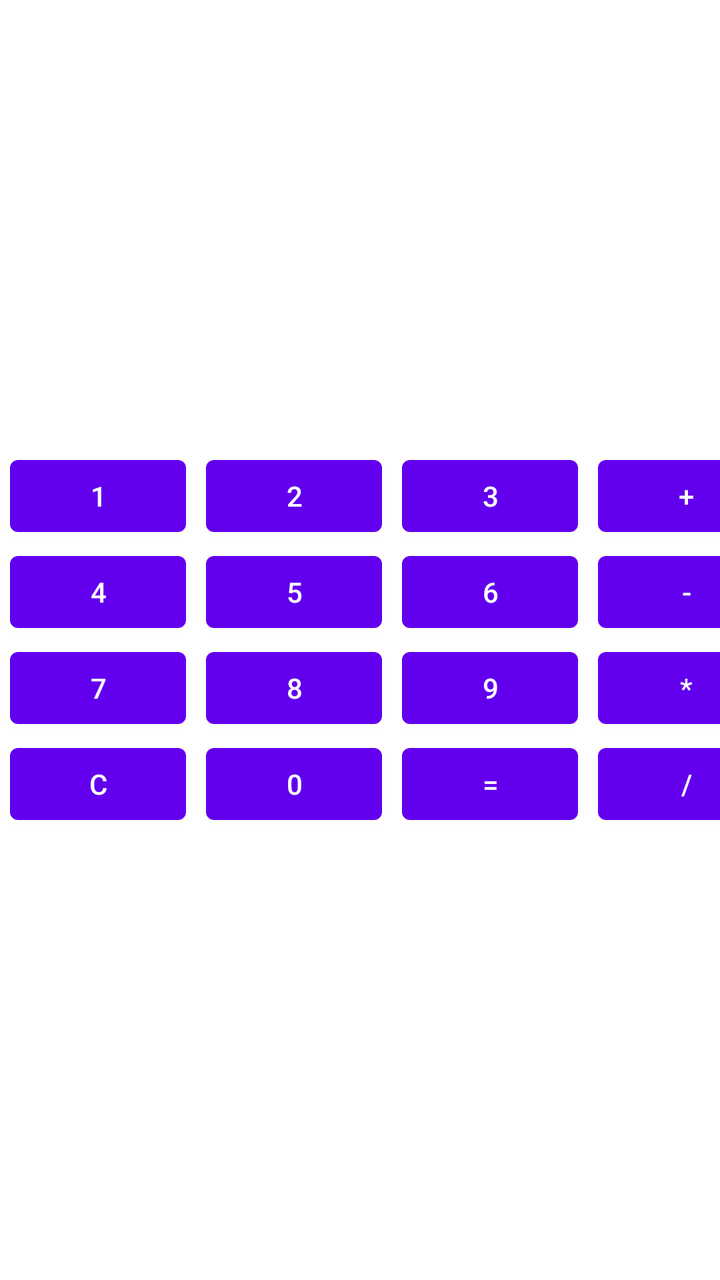
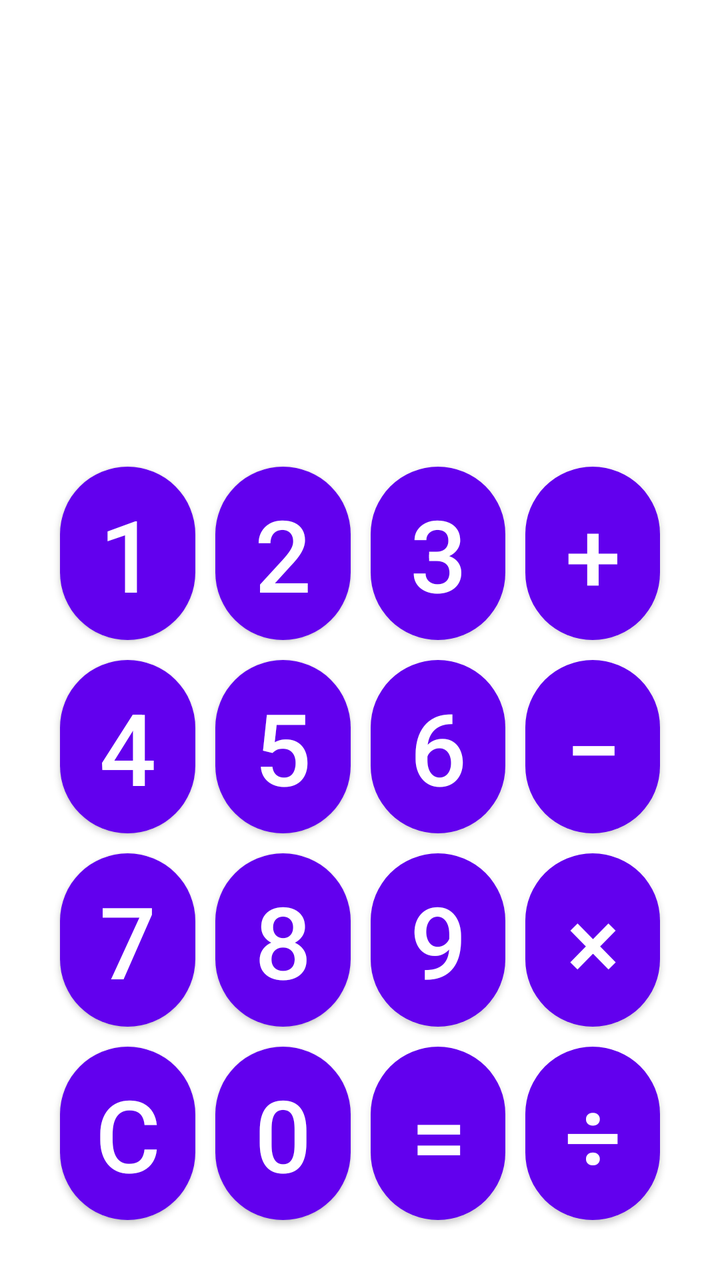

Screens rendered from an Android XML layout before and after an edit, with the pre-edit source and the edit as a unified diff.
<!-- AndroidManifest.xml: application theme Theme.CalculatorApp -->
<!-- res/layout/activity_main.xml -->
<?xml version="1.0" encoding="utf-8"?>
<RelativeLayout xmlns:android="http://schemas.android.com/apk/res/android"
    xmlns:app="http://schemas.android.com/apk/res-auto"
    xmlns:tools="http://schemas.android.com/tools"
    android:layout_width="match_parent"
    android:layout_height="match_parent"
    android:gravity="center"
    tools:context=".MainActivity">

    <TableLayout
        android:layout_width="wrap_content"
        android:layout_height="wrap_content">

        <TableRow
            android:layout_width="match_parent"
            android:layout_height="match_parent">

            <Button
                android:id="@+id/button2"
                android:layout_width="wrap_content"
                android:layout_height="wrap_content"
                android:layout_marginHorizontal="5dp"
                android:text="1" />

            <Button
                android:id="@+id/button"
                android:layout_width="wrap_content"
                android:layout_height="wrap_content"
                android:layout_marginHorizontal="5dp"
                android:text="2" />

            <Button
                android:id="@+id/button3"
                android:layout_width="wrap_content"
                android:layout_height="wrap_content"
                android:layout_marginHorizontal="5dp"
                android:text="3" />

            <Button
                android:id="@+id/button4"
                android:layout_width="wrap_content"
                android:layout_height="wrap_content"
                android:layout_marginHorizontal="5dp"
                android:text="+" />
        </TableRow>

        <TableRow
            android:layout_width="match_parent"
            android:layout_height="match_parent">

            <Button
                android:id="@+id/button5"
                android:layout_width="wrap_content"
                android:layout_height="wrap_content"
                android:layout_marginHorizontal="5dp"
                android:text="4" />

            <Button
                android:id="@+id/button6"
                android:layout_width="wrap_content"
                android:layout_height="wrap_content"
                android:layout_marginHorizontal="5dp"
                android:text="5" />

            <Button
                android:id="@+id/button7"
                android:layout_width="wrap_content"
                android:layout_height="wrap_content"
                android:layout_marginHorizontal="5dp"
                android:text="6" />

            <Button
                android:id="@+id/button8"
                android:layout_width="wrap_content"
                android:layout_height="wrap_content"
                android:layout_marginHorizontal="5dp"
                android:text="-" />
        </TableRow>

        <TableRow
            android:layout_width="match_parent"
            android:layout_height="match_parent">

            <Button
                android:id="@+id/button9"
                android:layout_width="wrap_content"
                android:layout_height="wrap_content"
                android:layout_marginHorizontal="5dp"
                android:text="7" />

            <Button
                android:id="@+id/button10"
                android:layout_width="wrap_content"
                android:layout_height="wrap_content"
                android:layout_marginHorizontal="5dp"
                android:text="8" />

            <Button
                android:id="@+id/button11"
                android:layout_width="wrap_content"
                android:layout_height="wrap_content"
                android:layout_marginHorizontal="5dp"
                android:text="9" />

            <Button
                android:id="@+id/button12"
                android:layout_width="wrap_content"
                android:layout_height="wrap_content"
                android:layout_marginHorizontal="5dp"
                android:text="*" />
        </TableRow>

        <TableRow
            android:layout_width="match_parent"
            android:layout_height="match_parent">

            <Button
                android:id="@+id/button13"
                android:layout_width="wrap_content"
                android:layout_height="wrap_content"
                android:layout_marginHorizontal="5dp"
                android:text="C" />

            <Button
                android:id="@+id/button14"
                android:layout_width="wrap_content"
                android:layout_height="wrap_content"
                android:layout_marginHorizontal="5dp"
                android:text="0" />

            <Button
                android:id="@+id/button15"
                android:layout_width="wrap_content"
                android:layout_height="wrap_content"
                android:layout_marginHorizontal="5dp"
                android:text="=" />

            <Button
                android:id="@+id/button16"
                android:layout_width="wrap_content"
                android:layout_height="wrap_content"
                android:layout_marginHorizontal="5dp"
                android:text="/" />
        </TableRow>
    </TableLayout>

</RelativeLayout>
<!-- resources referenced by this layout -->
<resources>
  <style name="Theme.CalculatorApp" parent="Theme.MaterialComponents.DayNight.DarkActionBar">
          
          <item name="colorPrimary">@color/purple_500</item>
          <item name="colorPrimaryVariant">@color/purple_700</item>
          <item name="colorOnPrimary">@color/white</item>
          
          <item name="colorSecondary">@color/teal_200</item>
          <item name="colorSecondaryVariant">@color/teal_700</item>
          <item name="colorOnSecondary">@color/black</item>
          
          <item name="android:statusBarColor" tools:targetApi="l">?attr/colorPrimaryVariant</item>
          
      </style>
  <color name="purple_500">#FF6200EE</color>
  <color name="purple_700">#FF3700B3</color>
  <color name="white">#FFFFFFFF</color>
  <color name="teal_200">#FF03DAC5</color>
  <color name="teal_700">#FF018786</color>
  <color name="black">#FF000000</color>
</resources>

<!-- the commit's change to res/layout/activity_main.xml (unified diff, before → after) -->
@@ -4,143 +4,199 @@
     xmlns:tools="http://schemas.android.com/tools"
     android:layout_width="match_parent"
     android:layout_height="match_parent"
-    android:gravity="center"
+    android:gravity="bottom|center_horizontal"
+    android:id="@+id/relative"
     tools:context=".MainActivity">
 
     <TableLayout
-        android:layout_width="wrap_content"
-        android:layout_height="wrap_content">
-
-        <TableRow
-            android:layout_width="match_parent"
-            android:layout_height="match_parent">
+        android:id="@+id/table"
+        android:layout_width="match_parent"
+        android:layout_height="wrap_content"
+        android:paddingHorizontal="25dp"
+        android:paddingVertical="25dp">
+
+        <TableRow
+            android:layout_width="match_parent"
+            android:layout_height="match_parent"
+            android:gravity="center_horizontal">
 
             <Button
                 android:id="@+id/button2"
                 android:layout_width="wrap_content"
                 android:layout_height="wrap_content"
-                android:layout_marginHorizontal="5dp"
-                android:text="1" />
+                android:layout_margin="5dp"
+                android:layout_weight="1"
+                android:background="@drawable/rounded_corner"
+                android:text="1"
+                android:textSize="50sp" />
 
             <Button
                 android:id="@+id/button"
                 android:layout_width="wrap_content"
                 android:layout_height="wrap_content"
-                android:layout_marginHorizontal="5dp"
-                android:text="2" />
+                android:layout_margin="5dp"
+                android:layout_weight="1"
+                android:background="@drawable/rounded_corner"
+                android:text="2"
+                android:textSize="50sp" />
 
             <Button
                 android:id="@+id/button3"
                 android:layout_width="wrap_content"
                 android:layout_height="wrap_content"
-                android:layout_marginHorizontal="5dp"
-                android:text="3" />
+                android:layout_margin="5dp"
+                android:layout_weight="1"
+                android:background="@drawable/rounded_corner"
+                android:text="3"
+                android:textSize="50sp" />
 
             <Button
                 android:id="@+id/button4"
                 android:layout_width="wrap_content"
                 android:layout_height="wrap_content"
-                android:layout_marginHorizontal="5dp"
-                android:text="+" />
-        </TableRow>
-
-        <TableRow
-            android:layout_width="match_parent"
-            android:layout_height="match_parent">
+                android:layout_margin="5dp"
+                android:layout_weight="1"
+                android:background="@drawable/rounded_corner"
+                android:text="+"
+                android:textSize="50sp" />
+        </TableRow>
+
+        <TableRow
+            android:layout_width="match_parent"
+            android:layout_height="match_parent"
+            android:gravity="center_horizontal">
 
             <Button
                 android:id="@+id/button5"
                 android:layout_width="wrap_content"
                 android:layout_height="wrap_content"
-                android:layout_marginHorizontal="5dp"
-                android:text="4" />
+                android:layout_margin="5dp"
+                android:layout_weight="1"
+                android:background="@drawable/rounded_corner"
+                android:text="4"
+                android:textSize="50sp" />
 
             <Button
                 android:id="@+id/button6"
                 android:layout_width="wrap_content"
                 android:layout_height="wrap_content"
-                android:layout_marginHorizontal="5dp"
-                android:text="5" />
+                android:layout_margin="5dp"
+                android:layout_weight="1"
+                android:background="@drawable/rounded_corner"
+                android:text="5"
+                android:textSize="50sp" />
 
             <Button
                 android:id="@+id/button7"
                 android:layout_width="wrap_content"
                 android:layout_height="wrap_content"
-                android:layout_marginHorizontal="5dp"
-                android:text="6" />
+                android:layout_margin="5dp"
+                android:layout_weight="1"
+                android:background="@drawable/rounded_corner"
+                android:text="6"
+                android:textSize="50sp" />
 
             <Button
                 android:id="@+id/button8"
                 android:layout_width="wrap_content"
                 android:layout_height="wrap_content"
-                android:layout_marginHorizontal="5dp"
-                android:text="-" />
-        </TableRow>
-
-        <TableRow
-            android:layout_width="match_parent"
-            android:layout_height="match_parent">
+                android:layout_margin="5dp"
+                android:layout_weight="1"
+                android:background="@drawable/rounded_corner"
+                android:text="−"
+                android:textSize="50sp" />
+        </TableRow>
+
+        <TableRow
+            android:layout_width="match_parent"
+            android:layout_height="match_parent"
+            android:gravity="center_horizontal">
 
             <Button
                 android:id="@+id/button9"
                 android:layout_width="wrap_content"
                 android:layout_height="wrap_content"
-                android:layout_marginHorizontal="5dp"
-                android:text="7" />
+                android:layout_margin="5dp"
+                android:layout_weight="1"
+                android:background="@drawable/rounded_corner"
+                android:text="7"
+                android:textSize="50sp" />
 
             <Button
                 android:id="@+id/button10"
                 android:layout_width="wrap_content"
                 android:layout_height="wrap_content"
-                android:layout_marginHorizontal="5dp"
-                android:text="8" />
+                android:layout_margin="5dp"
+                android:layout_weight="1"
+                android:background="@drawable/rounded_corner"
+                android:text="8"
+                android:textSize="50sp" />
 
             <Button
                 android:id="@+id/button11"
                 android:layout_width="wrap_content"
                 android:layout_height="wrap_content"
-                android:layout_marginHorizontal="5dp"
-                android:text="9" />
+                android:layout_margin="5dp"
+                android:layout_weight="1"
+                android:background="@drawable/rounded_corner"
+                android:text="9"
+                android:textSize="50sp" />
 
             <Button
                 android:id="@+id/button12"
                 android:layout_width="wrap_content"
                 android:layout_height="wrap_content"
-                android:layout_marginHorizontal="5dp"
-                android:text="*" />
-        </TableRow>
-
-        <TableRow
-            android:layout_width="match_parent"
-            android:layout_height="match_parent">
+                android:layout_margin="5dp"
+                android:layout_weight="1"
+                android:background="@drawable/rounded_corner"
+                android:text="×"
+                android:textSize="50sp" />
+        </TableRow>
+
+        <TableRow
+            android:layout_width="match_parent"
+            android:layout_height="match_parent"
+            android:gravity="center_horizontal">
 
             <Button
                 android:id="@+id/button13"
                 android:layout_width="wrap_content"
                 android:layout_height="wrap_content"
-                android:layout_marginHorizontal="5dp"
-                android:text="C" />
+                android:layout_margin="5dp"
+                android:layout_weight="1"
+                android:background="@drawable/rounded_corner"
+                android:text="C"
+                android:textSize="50sp" />
 
             <Button
                 android:id="@+id/button14"
                 android:layout_width="wrap_content"
                 android:layout_height="wrap_content"
-                android:layout_marginHorizontal="5dp"
-                android:text="0" />
+                android:layout_margin="5dp"
+                android:layout_weight="1"
+                android:background="@drawable/rounded_corner"
+                android:text="0"
+                android:textSize="50sp" />
 
             <Button
                 android:id="@+id/button15"
                 android:layout_width="wrap_content"
                 android:layout_height="wrap_content"
-                android:layout_marginHorizontal="5dp"
-                android:text="=" />
+                android:layout_margin="5dp"
+                android:layout_weight="1"
+                android:background="@drawable/rounded_corner"
+                android:text="="
+                android:textSize="50sp" />
 
             <Button
                 android:id="@+id/button16"
                 android:layout_width="wrap_content"
                 android:layout_height="wrap_content"
-                android:layout_marginHorizontal="5dp"
-                android:text="/" />
+                android:layout_margin="5dp"
+                android:layout_weight="1"
+                android:background="@drawable/rounded_corner"
+                android:text="÷"
+                android:textSize="50sp" />
         </TableRow>
     </TableLayout>
 
<!-- resource entries referenced after the edit -->
@@ -1,5 +1,12 @@
 <!-- resources referenced by this layout -->
 <resources>
+  <!-- drawable rounded_corner (drawable) -->
+  <?xml version="1.0" encoding="utf-8"?>
+  
+  <shape xmlns:android="http://schemas.android.com/apk/res/android">
+      <corners  android:radius="50dp"/>
+      <solid android:color="@color/purple_200"></solid>
+  </shape>
   <style name="Theme.CalculatorApp" parent="Theme.MaterialComponents.DayNight.DarkActionBar">
           
           <item name="colorPrimary">@color/purple_500</item>
@@ -13,6 +20,7 @@
           <item name="android:statusBarColor" tools:targetApi="l">?attr/colorPrimaryVariant</item>
           
       </style>
+  <color name="purple_200">#FFBB86FC</color>
   <color name="purple_500">#FF6200EE</color>
   <color name="purple_700">#FF3700B3</color>
   <color name="white">#FFFFFFFF</color>
